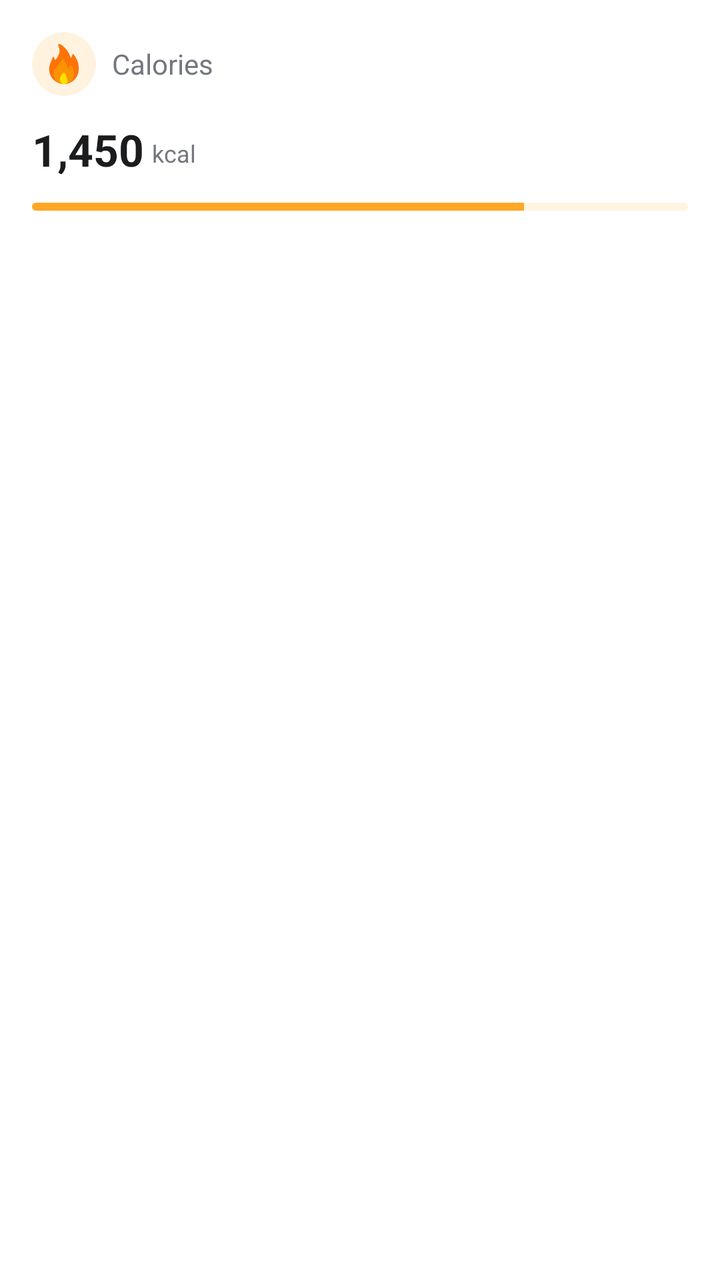
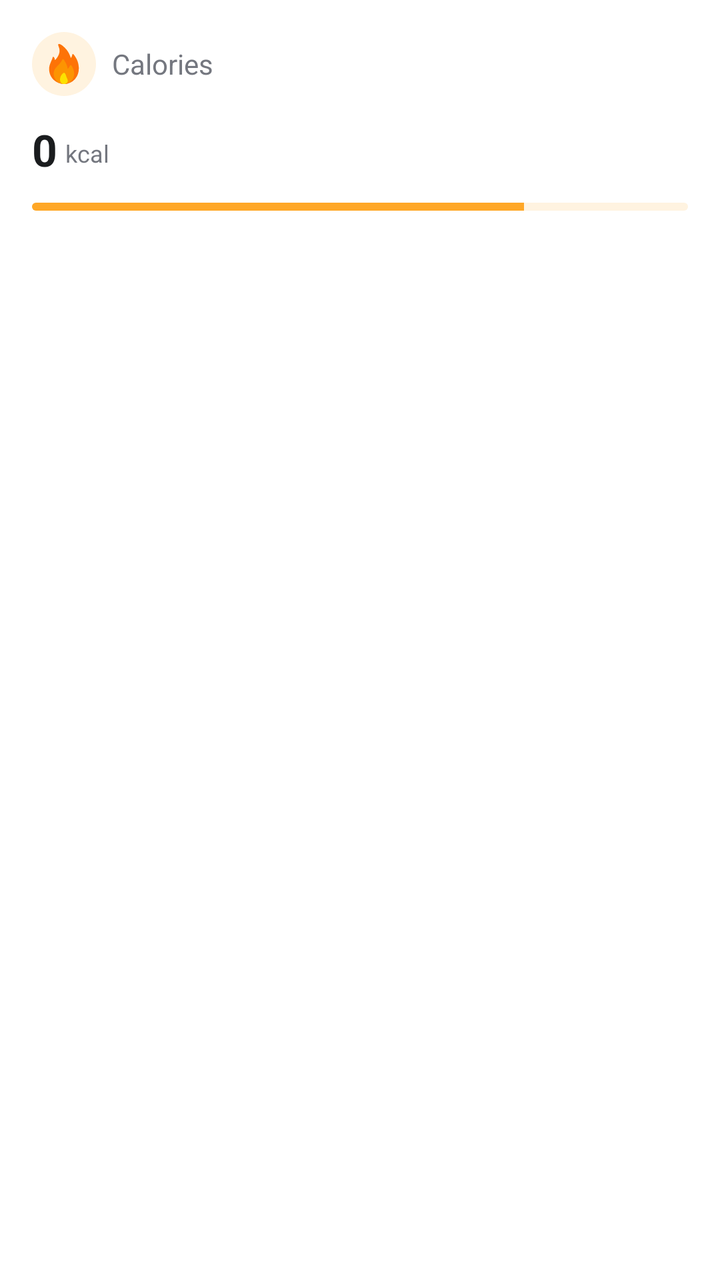

Screens rendered from an Android XML layout before and after an edit, with the pre-edit source and the edit as a unified diff.
<!-- AndroidManifest.xml: application theme Theme.Better_Life -->
<!-- res/layout/item_health_card_calories.xml -->
<?xml version="1.0" encoding="utf-8"?>
<androidx.cardview.widget.CardView xmlns:android="http://schemas.android.com/apk/res/android"
    xmlns:app="http://schemas.android.com/apk/res-auto"
    android:layout_width="match_parent"
    android:layout_height="wrap_content"
    app:cardCornerRadius="16dp"
    app:cardElevation="0dp"
    app:cardBackgroundColor="@color/white">

    <LinearLayout
        android:layout_width="match_parent"
        android:layout_height="wrap_content"
        android:orientation="vertical"
        android:padding="16dp">

        <LinearLayout
            android:layout_width="match_parent"
            android:layout_height="wrap_content"
            android:gravity="center_vertical"
            android:orientation="horizontal">

            <ImageView
                android:layout_width="32dp"
                android:layout_height="32dp"
                android:background="@drawable/bg_icon_calories"
                android:padding="6dp"
                android:src="@drawable/ic_fire" />

            <TextView
                android:layout_width="wrap_content"
                android:layout_height="wrap_content"
                android:layout_marginStart="8dp"
                android:text="Calories"
                android:textColor="@color/text_secondary"
                android:textSize="14sp" />
        </LinearLayout>

        <LinearLayout
            android:layout_width="match_parent"
            android:layout_height="wrap_content"
            android:layout_marginTop="12dp"
            android:gravity="bottom"
            android:orientation="horizontal">

            <TextView
                android:layout_width="wrap_content"
                android:layout_height="wrap_content"
                android:text="1,450"
                android:textColor="@color/text_title"
                android:textSize="22sp"
                android:textStyle="bold" />

            <TextView
                android:layout_width="wrap_content"
                android:layout_height="wrap_content"
                android:layout_marginStart="4dp"
                android:layout_marginBottom="2dp"
                android:text="kcal"
                android:textColor="@color/text_secondary"
                android:textSize="12sp" />
        </LinearLayout>

        <ProgressBar
            style="@style/Widget.AppCompat.ProgressBar.Horizontal"
            android:layout_width="match_parent"
            android:layout_height="4dp"
            android:layout_marginTop="12dp"
            android:progress="75"
            android:progressDrawable="@drawable/progress_calories" />
    </LinearLayout>
</androidx.cardview.widget.CardView>
<!-- resources referenced by this layout -->
<resources>
  <color name="text_secondary">#74777F</color>
  <color name="text_title">#1A1C1E</color>
  <color name="white">#FFFFFFFF</color>
  <!-- drawable bg_icon_calories (drawable) -->
  <?xml version="1.0" encoding="utf-8"?>
  <shape xmlns:android="http://schemas.android.com/apk/res/android"
      android:shape="oval">
      <solid android:color="@color/card_calories" />
  </shape>
  <!-- drawable ic_fire: vector/xml drawable (drawable, 4377 chars, omitted) -->
  <!-- drawable progress_calories (drawable) -->
  <?xml version="1.0" encoding="utf-8"?>
  <layer-list xmlns:android="http://schemas.android.com/apk/res/android">
      <item android:id="@android:id/background">
          <shape>
              <corners android:radius="2dp" />
              <solid android:color="#FFF3E0" />
          </shape>
      </item>
      <item android:id="@android:id/progress">
          <clip>
              <shape>
                  <corners android:radius="2dp" />
                  <solid android:color="@color/progress_calories" />
              </shape>
          </clip>
      </item>
  </layer-list>
  <style name="Theme.Better_Life" parent="Theme.MaterialComponents.DayNight.NoActionBar">
          
          <item name="colorPrimary">@color/primary_teal</item>
          <item name="colorPrimaryVariant">@color/primary_teal_dark</item>
          <item name="colorOnPrimary">@color/white</item>
          
          <item name="colorSecondary">@color/nav_active</item>
          <item name="colorSecondaryVariant">@color/primary_teal_dark</item>
          <item name="colorOnSecondary">@color/white</item>
          
          <item name="android:statusBarColor">@color/primary_teal</item>
          
      </style>
  <color name="card_calories">#FFF3E0</color>
  <color name="progress_calories">#FFA726</color>
  <color name="primary_teal">#26A69A</color>
  <color name="primary_teal_dark">#00796B</color>
  <color name="nav_active">#26A69A</color>
</resources>

<!-- the commit's change to res/layout/item_health_card_calories.xml (unified diff, before → after) -->
@@ -43,9 +43,10 @@
             android:orientation="horizontal">
 
             <TextView
+                android:id="@+id/show_total_calo"
                 android:layout_width="wrap_content"
                 android:layout_height="wrap_content"
-                android:text="1,450"
+                android:text="0"
                 android:textColor="@color/text_title"
                 android:textSize="22sp"
                 android:textStyle="bold" />
